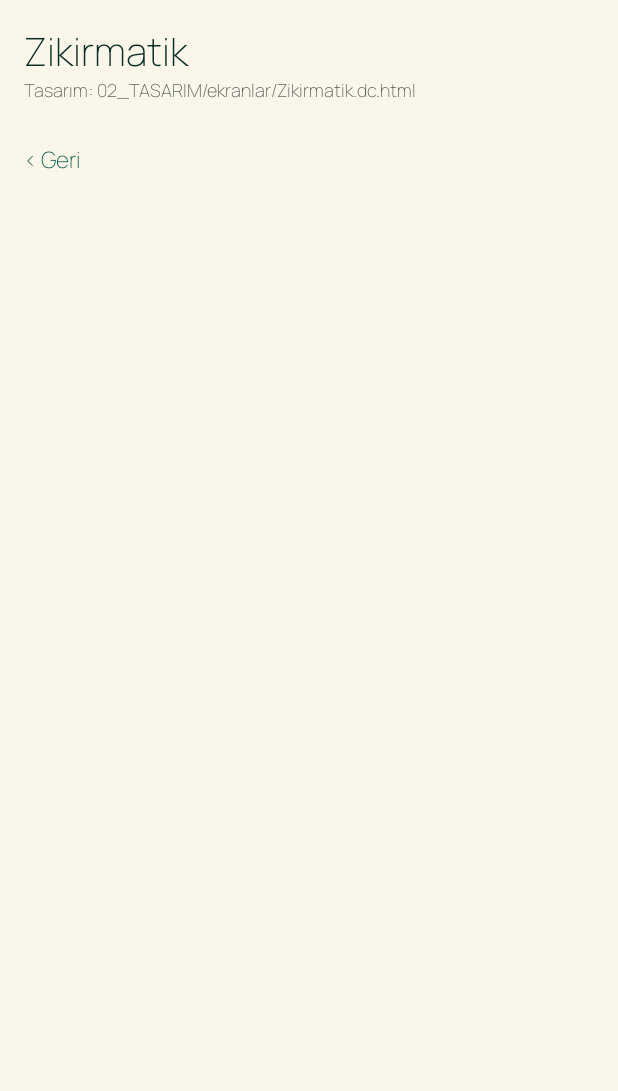
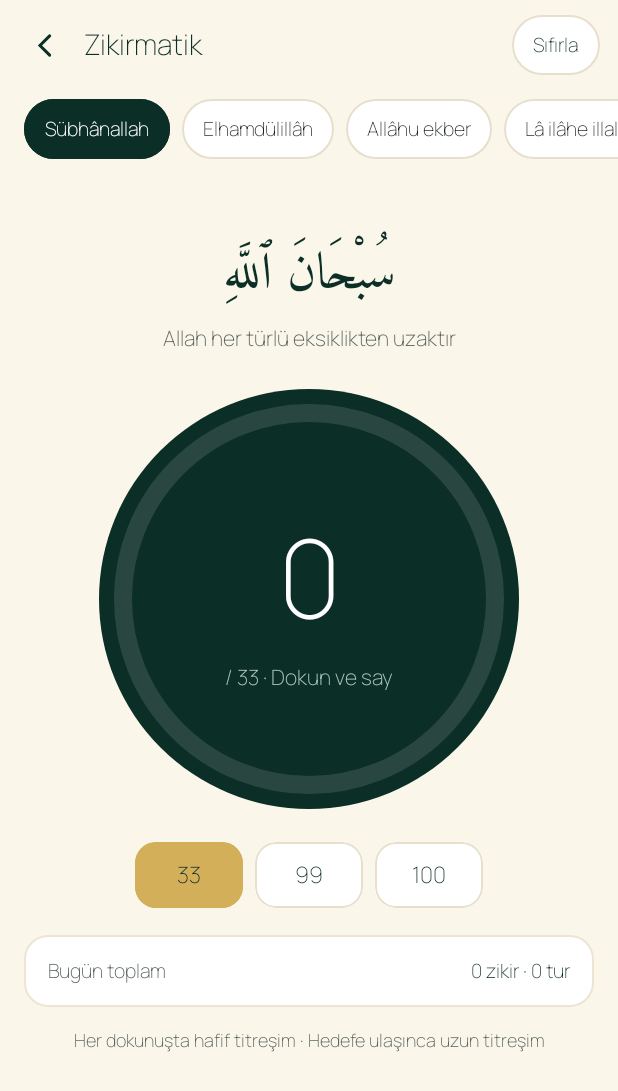
Before and after one commit to mmaapps/Kuran, an Android app built with Jetpack Compose: the zikirmatik screen opened through its navigation route, on a phone screen of 412 x 824 dp. Shown: the top 1091 px of the screen. Run offline under Robolectric (Android 15) with nearby library versions, the phone set to English and light mode, and no system bars; network calls fail.

Commit message:
Zikirmatik: özgün ekran, kalıcı sayaçlar, hedef titreşimi ve günlük kayıt

```diff
--- a/app/src/main/java/com/atasoyyazilim/kurankerim/data/IcerikDeposu.kt
+++ b/app/src/main/java/com/atasoyyazilim/kurankerim/data/IcerikDeposu.kt
@@ -40,6 +40,10 @@ class IcerikDeposu(private val context: Context) {
     } catch (e: Exception) {
         android.util.Log.e("IcerikDeposu", "Mushaf XML okunamadı", e)
         null
+    }
+
+    fun zikirler(): List<Zikir> = liste("zikir/zikirler.json","zikirler") {
+        Zikir(it.getInt("id"),it.getString("ad"),it.getString("arapca"),it.getString("anlam"))
     }
 
     fun hadisler(): List<Hadis> = liste("hadis/hadisler.json", "hadisler") {
--- a/app/src/main/java/com/atasoyyazilim/kurankerim/data/Modeller.kt
+++ b/app/src/main/java/com/atasoyyazilim/kurankerim/data/Modeller.kt
@@ -44,3 +44,6 @@ data class IlmihalBolumu(val id: String, val baslik: String, val altBaslik: Stri
 
 /** assets/content/ayetler/ezan_sonrasi.json — sadece âyet numaraları; Arapça metin Kur'an dosyasından, ses tilâvetten. Meal yok. */
 data class AyetAraligi(val sure: Int, val ayetler: List<Int>)
+
+/** Zikirmatik.dc.html özgün beş zikir metni. Âyet çevirisi değildir. */
+data class Zikir(val id:Int,val ad:String,val arapca:String,val anlam:String)
--- /dev/null
+++ b/app/src/main/java/com/atasoyyazilim/kurankerim/data/ZikirDurumu.kt
@@ -0,0 +1,27 @@
+package com.atasoyyazilim.kurankerim.data
+
+/** Zikirmatik.dc.html: sayaç toplamı korunur, halka tamamlanan turda dolu kalır. */
+data class ZikirDurumu(
+    val secili:Int=0,
+    val hedef:Int=33,
+    val sayaclar:List<Long> = List(5){0L},
+    val tarih:String="",
+    val toplam:Long=0,
+    val tur:Long=0
+) {
+    val sayi:Long get()=sayaclar[secili]
+    val ilerleme:Float get()=if(sayi==0L)0f else if(sayi%hedef==0L)1f else (sayi%hedef).toFloat()/hedef
+    fun gun(gun:String)=if(tarih==gun)this else copy(tarih=gun,toplam=0,tur=0)
+    fun sec(id:Int)=if(id in sayaclar.indices)copy(secili=id)else this
+    fun hedefSec(n:Int)=if(n in HEDEFLER)copy(hedef=n)else this
+    fun sifirla()=copy(sayaclar=sayaclar.mapIndexed{i,s->if(i==secili)0L else s})
+    fun ekle(gun:String):Pair<ZikirDurumu,Long>{
+        val d=gun(gun)
+        if(d.sayi==Long.MAX_VALUE||d.toplam==Long.MAX_VALUE)return d to 0L
+        val yeni=d.sayi+1
+        val tamam=yeni%hedef==0L
+        return d.copy(sayaclar=d.sayaclar.mapIndexed{i,s->if(i==d.secili)yeni else s},
+            toplam=d.toplam+1,tur=if(tamam&&d.tur<Long.MAX_VALUE)d.tur+1 else d.tur) to if(tamam)200L else 15L
+    }
+    companion object { val HEDEFLER=listOf(33,99,100) }
+}
--- /dev/null
+++ b/app/src/main/java/com/atasoyyazilim/kurankerim/data/ZikirKayitlari.kt
@@ -0,0 +1,67 @@
+package com.atasoyyazilim.kurankerim.data
+
+import android.content.Context
+import android.os.Build
+import android.os.VibrationEffect
+import android.os.Vibrator
+import android.os.VibratorManager
+import androidx.datastore.preferences.core.*
+import androidx.datastore.preferences.preferencesDataStore
+import kotlinx.coroutines.*
+import kotlinx.coroutines.channels.Channel
+import kotlinx.coroutines.flow.*
+import java.time.LocalDate
+
+private val Context.zikirDepo by preferencesDataStore(name="zikirmatik")
+private val secKey=intPreferencesKey("secili")
+private val hedefKey=intPreferencesKey("hedef")
+private val sayacKey=List(5){longPreferencesKey("sayac_$it")}
+private val gunKey=stringPreferencesKey("gun")
+private val toplamKey=longPreferencesKey("toplam")
+private val turKey=longPreferencesKey("tur")
+
+/** İşlemler tek kuyrukta, her dokunuş ayrı atomik DataStore işlemi. */
+object ZikirKayitlari {
+    private val scope=CoroutineScope(SupervisorJob()+Dispatchers.IO)
+    private data class Is(val c:Context,val eylem:(ZikirDurumu)->Pair<ZikirDurumu,Long>)
+    private val kuyruk=Channel<Is>(Channel.UNLIMITED)
+    init {
+        scope.launch {
+            for(islem in kuyruk){
+                try {
+                    var titre=0L
+                    islem.c.zikirDepo.edit{p->
+                        val (d,ms)=islem.eylem(oku(p).gun(LocalDate.now().toString()))
+                        p[secKey]=d.secili;p[hedefKey]=d.hedef
+                        sayacKey.forEachIndexed{i,k->p[k]=d.sayaclar[i]}
+                        p[gunKey]=d.tarih;p[toplamKey]=d.toplam;p[turKey]=d.tur
+                        titre=ms
+                    }
+                    if(titre>0)titret(islem.c,titre)
+                }catch(e:CancellationException){throw e}
+                catch(e:Exception){android.util.Log.e("ZikirKayitlari","Sayaç kaydedilemedi",e)}
+            }
+        }
+    }
+    private fun oku(p:Preferences)=ZikirDurumu(
+        secili=(p[secKey]?:0).coerceIn(0,4),
+        hedef=(p[hedefKey]?:33).takeIf{it in ZikirDurumu.HEDEFLER}?:33,
+        sayaclar=sayacKey.map{(p[it]?:0L).coerceAtLeast(0)},
+        tarih=p[gunKey].orEmpty(),toplam=(p[toplamKey]?:0L).coerceAtLeast(0),tur=(p[turKey]?:0L).coerceAtLeast(0))
+    fun izle(c:Context):Flow<ZikirDurumu> = combine(
+        c.applicationContext.zikirDepo.data.map(::oku),
+        flow{while(currentCoroutineContext().isActive){emit(LocalDate.now().toString());delay(1000)}}
+    ){d,gun->d.gun(gun)}
+    fun say(c:Context)=gonder(c){it.ekle(LocalDate.now().toString())}
+    fun sec(c:Context,id:Int)=gonder(c){it.sec(id) to 0L}
+    fun hedef(c:Context,n:Int)=gonder(c){it.hedefSec(n) to 0L}
+    fun sifirla(c:Context)=gonder(c){it.sifirla() to 0L}
+    private fun gonder(c:Context,f:(ZikirDurumu)->Pair<ZikirDurumu,Long>){kuyruk.trySend(Is(c.applicationContext,f))}
+    @Suppress("DEPRECATION")
+    private fun titret(c:Context,ms:Long){
+        runCatching{
+            val v=if(Build.VERSION.SDK_INT>=31)c.getSystemService(VibratorManager::class.java).defaultVibrator else c.getSystemService(Vibrator::class.java)
+            if(v.hasVibrator())v.vibrate(VibrationEffect.createOneShot(ms,VibrationEffect.DEFAULT_AMPLITUDE))
+        }
+    }
+}
--- /dev/null
+++ b/app/src/main/java/com/atasoyyazilim/kurankerim/ui/ekranlar/ZikirmatikEkrani.kt
@@ -0,0 +1,140 @@
+package com.atasoyyazilim.kurankerim.ui.ekranlar
+
+import android.provider.Settings
+import androidx.compose.animation.core.animateFloatAsState
+import androidx.compose.animation.core.tween
+import androidx.compose.foundation.Canvas
+import androidx.compose.foundation.background
+import androidx.compose.foundation.border
+import androidx.compose.foundation.clickable
+import androidx.compose.foundation.horizontalScroll
+import androidx.compose.foundation.interaction.MutableInteractionSource
+import androidx.compose.foundation.interaction.collectIsPressedAsState
+import androidx.compose.foundation.layout.*
+import androidx.compose.foundation.rememberScrollState
+import androidx.compose.foundation.selection.selectable
+import androidx.compose.foundation.selection.selectableGroup
+import androidx.compose.foundation.shape.CircleShape
+import androidx.compose.foundation.shape.RoundedCornerShape
+import androidx.compose.foundation.verticalScroll
+import androidx.compose.material3.Text
+import androidx.compose.runtime.*
+import androidx.compose.ui.Alignment
+import androidx.compose.ui.Modifier
+import androidx.compose.ui.draw.clip
+import androidx.compose.ui.geometry.Offset
+import androidx.compose.ui.graphics.Path
+import androidx.compose.ui.graphics.graphicsLayer
+import androidx.compose.ui.graphics.drawscope.Stroke
+import androidx.compose.ui.graphics.StrokeCap
+import androidx.compose.ui.platform.LocalContext
+import androidx.compose.ui.res.stringResource
+import androidx.compose.ui.semantics.Role
+import androidx.compose.ui.semantics.contentDescription
+import androidx.compose.ui.semantics.semantics
+import androidx.compose.ui.text.TextStyle
+import androidx.compose.ui.text.font.FontWeight
+import androidx.compose.ui.text.style.TextAlign
+import androidx.compose.ui.text.style.TextDirection
+import androidx.compose.ui.unit.dp
+import androidx.compose.ui.unit.sp
+import com.atasoyyazilim.kurankerim.R
+import com.atasoyyazilim.kurankerim.data.*
+import com.atasoyyazilim.kurankerim.ui.bilesenler.IlerlemeHalkasi
+import com.atasoyyazilim.kurankerim.ui.theme.*
+import kotlinx.coroutines.Dispatchers
+import kotlinx.coroutines.withContext
+
+@Composable
+fun ZikirmatikEkrani(geri:()->Unit){
+    val c=LocalContext.current
+    val r=LocalTemaRenkleri.current
+    val akis=remember(c){ZikirKayitlari.izle(c)}
+    val durum by akis.collectAsState(initial=null)
+    val zikirler by produceState<List<Zikir>?>(null,c){
+        value=withContext(Dispatchers.IO){runCatching{IcerikDeposu(c).zikirler()}.getOrDefault(emptyList())}
+    }
+    val d=durum
+    val liste=zikirler
+    val z=liste?.firstOrNull{it.id==d?.secili}
+    val dolu=d!=null&&z!=null
+    Column(Modifier.fillMaxSize().background(r.zemin).windowInsetsPadding(WindowInsets.safeDrawing)){
+        Row(Modifier.fillMaxWidth().height(60.dp).padding(horizontal=8.dp),verticalAlignment=Alignment.CenterVertically,horizontalArrangement=Arrangement.spacedBy(4.dp)){
+            Box(Modifier.size(44.dp).clickable(role=Role.Button,onClick=geri).semantics{contentDescription=c.getString(R.string.mushaf_geri)},contentAlignment=Alignment.Center){
+                Canvas(Modifier.size(22.dp)){
+                    val p=Path().apply{moveTo(size.width*.625f,size.height*.208f);lineTo(size.width*.333f,size.height*.5f);lineTo(size.width*.625f,size.height*.792f)}
+                    drawPath(p,r.baslik,style=Stroke(2.dp.toPx(),cap=StrokeCap.Round))
+                }
+            }
+            Text(stringResource(R.string.zikir_baslik),Modifier.weight(1f),fontFamily=Manrope,fontSize=19.sp,fontWeight=FontWeight.ExtraBold,color=r.baslik)
+            Box(Modifier.height(44.dp).padding(end=4.dp).clickable(enabled=dolu,role=Role.Button){ZikirKayitlari.sifirla(c)},contentAlignment=Alignment.Center){
+                Box(Modifier.height(40.dp).background(r.kart,RoundedCornerShape(20.dp)).border(1.dp,if(r.gece)r.kenar else Renk.Cizgi,RoundedCornerShape(20.dp)).padding(horizontal=14.dp),contentAlignment=Alignment.Center){
+                    Text(stringResource(R.string.zikir_sifirla),fontFamily=Manrope,fontSize=13.sp,fontWeight=FontWeight.ExtraBold,color=r.baslik)
+                }
+            }
+        }
+        Column(Modifier.fillMaxWidth().weight(1f).verticalScroll(rememberScrollState()),horizontalAlignment=Alignment.CenterHorizontally){
+            if(dolu&&d!=null&&z!=null&&liste!=null){
+                Row(Modifier.fillMaxWidth().horizontalScroll(rememberScrollState()).padding(start=16.dp,end=16.dp,top=4.dp).selectableGroup(),horizontalArrangement=Arrangement.spacedBy(8.dp)){
+                    liste.forEach{item->
+                        val aktif=item.id==d.secili
+                        Box(Modifier.height(44.dp).selectable(aktif,role=Role.Button){ZikirKayitlari.sec(c,item.id)},contentAlignment=Alignment.Center){
+                            val shape=RoundedCornerShape(20.dp)
+                            Box(Modifier.height(40.dp).background(if(aktif)Renk.YesilKoyu else r.kart,shape)
+                                .border(1.dp,if(aktif)Renk.YesilKoyu else if(r.gece)r.kenar else Renk.Cizgi,shape).padding(horizontal=14.dp),contentAlignment=Alignment.Center){
+                                Text(item.ad,fontFamily=Manrope,fontSize=13.sp,fontWeight=FontWeight.ExtraBold,color=if(aktif)Renk.Beyaz else r.metin)
+                            }
+                        }
+                    }
+                }
+                Spacer(Modifier.height(22.dp))
+                Text(z.arapca,Modifier.fillMaxWidth().padding(horizontal=16.dp),style=TextStyle(fontFamily=AmiriQuran,fontSize=34.sp,lineHeight=57.8.sp,color=r.baslik,textDirection=TextDirection.Rtl,textAlign=TextAlign.Center))
+                Text(z.anlam,Modifier.padding(horizontal=16.dp),fontFamily=Manrope,fontSize=14.sp,fontWeight=FontWeight.SemiBold,color=r.ikincil,textAlign=TextAlign.Center)
+                Spacer(Modifier.height(22.dp))
+                BoxWithConstraints(Modifier.fillMaxWidth().padding(horizontal=16.dp),contentAlignment=Alignment.Center){
+                    val boyut=minOf(maxWidth,280.dp)
+                    val kaynak=remember{MutableInteractionSource()}
+                    val basili by kaynak.collectIsPressedAsState()
+                    val hareket=remember(c){Settings.Global.getFloat(c.contentResolver,Settings.Global.ANIMATOR_DURATION_SCALE,1f)!=0f}
+                    val olcek by animateFloatAsState(if(basili&&hareket).97f else 1f,tween(if(hareket)80 else 0),label="zikir_basma")
+                    val etiket=stringResource(R.string.zikir_say_etiket,z.ad,d.sayi)
+                    Box(Modifier.size(boyut).graphicsLayer{scaleX=olcek;scaleY=olcek}.clip(CircleShape).background(Renk.YesilKoyu)
+                        .clickable(interactionSource=kaynak,indication=null,role=Role.Button){ZikirKayitlari.say(c)}
+                        .semantics{contentDescription=etiket},contentAlignment=Alignment.Center){
+                        IlerlemeHalkasi(d.ilerleme,boyut,boyut*(124f/280),boyut*(12f/280)){
+                            Column(horizontalAlignment=Alignment.CenterHorizontally){
+                                val font=if(d.sayi.toString().length>4)40.sp else if(d.sayi.toString().length>3)54.sp else 72.sp
+                                Text(d.sayi.toString(),style=TextStyle(fontFamily=Manrope,fontSize=font,lineHeight=font,fontWeight=FontWeight.ExtraBold,color=Renk.Beyaz,fontFeatureSettings="tnum"))
+                                Spacer(Modifier.height(6.dp))
+                                Text(stringResource(R.string.zikir_dokun,d.hedef),fontFamily=Manrope,fontSize=14.sp,fontWeight=FontWeight.Bold,color=Renk.KoyuMetinSoluk)
+                            }
+                        }
+                    }
+                }
+                Spacer(Modifier.height(22.dp))
+                Row(Modifier.selectableGroup(),horizontalArrangement=Arrangement.spacedBy(8.dp)){
+                    ZikirDurumu.HEDEFLER.forEach{n->
+                        val aktif=n==d.hedef
+                        val shape=RoundedCornerShape(14.dp)
+                        Box(Modifier.size(72.dp,44.dp).clip(shape).background(if(aktif)Renk.Altin else r.kart)
+                            .border(1.dp,if(aktif)Renk.Altin else if(r.gece)r.kenar else Renk.Cizgi,shape)
+                            .selectable(aktif,role=Role.Button){ZikirKayitlari.hedef(c,n)},contentAlignment=Alignment.Center){
+                            Text(n.toString(),fontFamily=Manrope,fontSize=15.sp,fontWeight=FontWeight.ExtraBold,color=if(aktif)Renk.YesilKoyu else r.baslik)
+                        }
+                    }
+                }
+                Spacer(Modifier.height(18.dp))
+                Row(Modifier.fillMaxWidth().padding(horizontal=16.dp).background(r.kart,RoundedCornerShape(16.dp))
+                    .border(1.dp,r.kenar,RoundedCornerShape(16.dp)).padding(horizontal=16.dp,vertical=12.dp),
+                    horizontalArrangement=Arrangement.SpaceBetween,verticalAlignment=Alignment.CenterVertically){
+                    Text(stringResource(R.string.zikir_bugun),fontFamily=Manrope,fontSize=13.sp,fontWeight=FontWeight.SemiBold,color=r.ikincil)
+                    Text(stringResource(R.string.zikir_toplam,d.toplam,d.tur),fontFamily=Manrope,fontSize=13.sp,fontWeight=FontWeight.ExtraBold,color=r.baslik)
+                }
+                Text(stringResource(R.string.zikir_titresim),Modifier.padding(start=16.dp,end=16.dp,top=10.dp,bottom=16.dp),
+                    fontFamily=Manrope,fontSize=12.sp,color=r.ikincil,textAlign=TextAlign.Center)
+            }else if(liste!=null&&liste.isEmpty()){
+                Text(stringResource(R.string.bos_durum),Modifier.padding(16.dp),fontFamily=Manrope,fontSize=15.sp,color=r.ikincil)
+            }
+        }
+    }
+}
--- a/app/src/main/java/com/atasoyyazilim/kurankerim/ui/nav/GezinmeGrafigi.kt
+++ b/app/src/main/java/com/atasoyyazilim/kurankerim/ui/nav/GezinmeGrafigi.kt
@@ -5,6 +5,7 @@ import com.atasoyyazilim.kurankerim.ses.EzanServisi
 import com.atasoyyazilim.kurankerim.ui.ekranlar.EzanAniEkrani
 import com.atasoyyazilim.kurankerim.ui.ekranlar.NamazEkrani
 import com.atasoyyazilim.kurankerim.ui.ekranlar.KibleEkrani
+import com.atasoyyazilim.kurankerim.ui.ekranlar.ZikirmatikEkrani
 import androidx.navigation.NavHostController
 import androidx.navigation.compose.NavHost
 import androidx.navigation.compose.composable
@@ -43,6 +44,8 @@ fun GezinmeGrafigi(navController: NavHostController = rememberNavController(), g
                     NamazEkrani(geri={navController.popBackStack()},kaza={navController.navigate(Ekran.KAZA.rota){launchSingleTop=true}})
                 } else if(ekran==Ekran.KIBLE) {
                     KibleEkrani(geri={navController.popBackStack()})
+                } else if(ekran==Ekran.ZIKIRMATIK) {
+                    ZikirmatikEkrani(geri={navController.popBackStack()})
                 } else TasarimBekleyenEkran(
                     ekran = ekran,
                     guncellemeKontrol = guncellemeKontrol,
--- a/app/src/main/res/values/strings.xml
+++ b/app/src/main/res/values/strings.xml
@@ -160,4 +160,11 @@
     <string name="kible_sensor_yok">Bu cihazda pusula sensörü kullanılamıyor.</string>
     <string name="kible_duz">Telefonu düz tut.</string>
     <string name="kible_kalibre">Pusulayı kalibre et.</string>
+    <string name="zikir_baslik">Zikirmatik</string>
+    <string name="zikir_sifirla">Sıfırla</string>
+    <string name="zikir_say_etiket">Say: %1$s, şu an %2$d</string>
+    <string name="zikir_dokun">/ %1$d · Dokun ve say</string>
+    <string name="zikir_bugun">Bugün toplam</string>
+    <string name="zikir_toplam">%1$d zikir · %2$d tur</string>
+    <string name="zikir_titresim">Her dokunuşta hafif titreşim · Hedefe ulaşınca uzun titreşim</string>
 </resources>
```
Also changed, not shown: app/src/main/assets/content/zikir/zikirler.json (added, +35 -0 lines), 2 other files.
